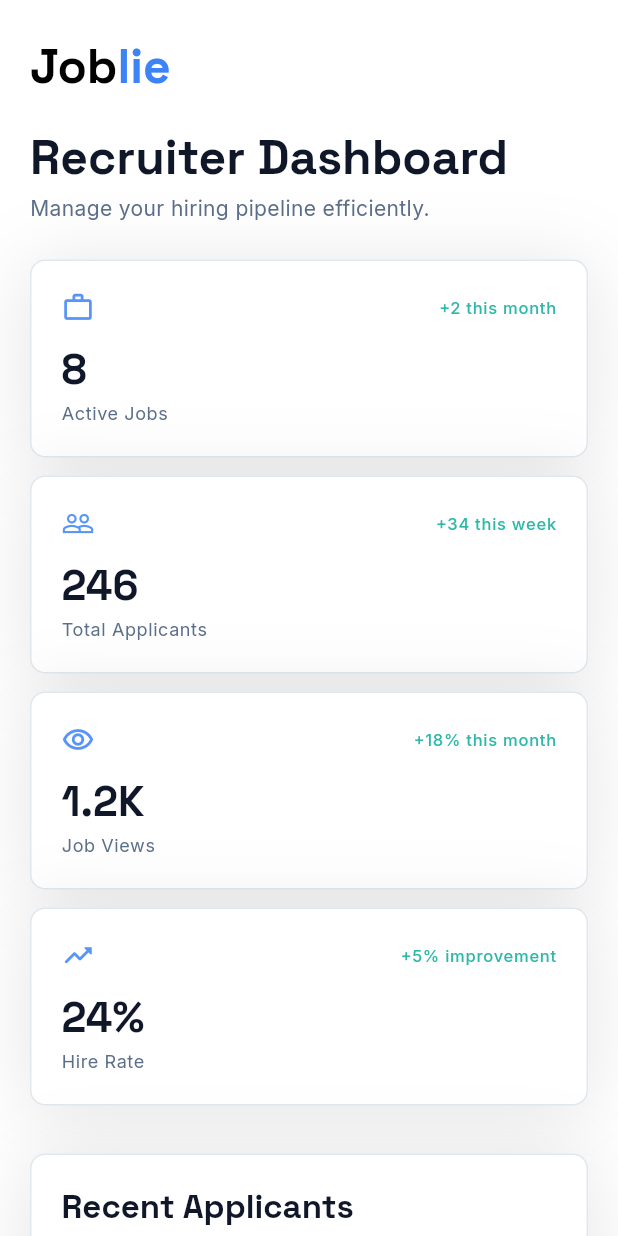
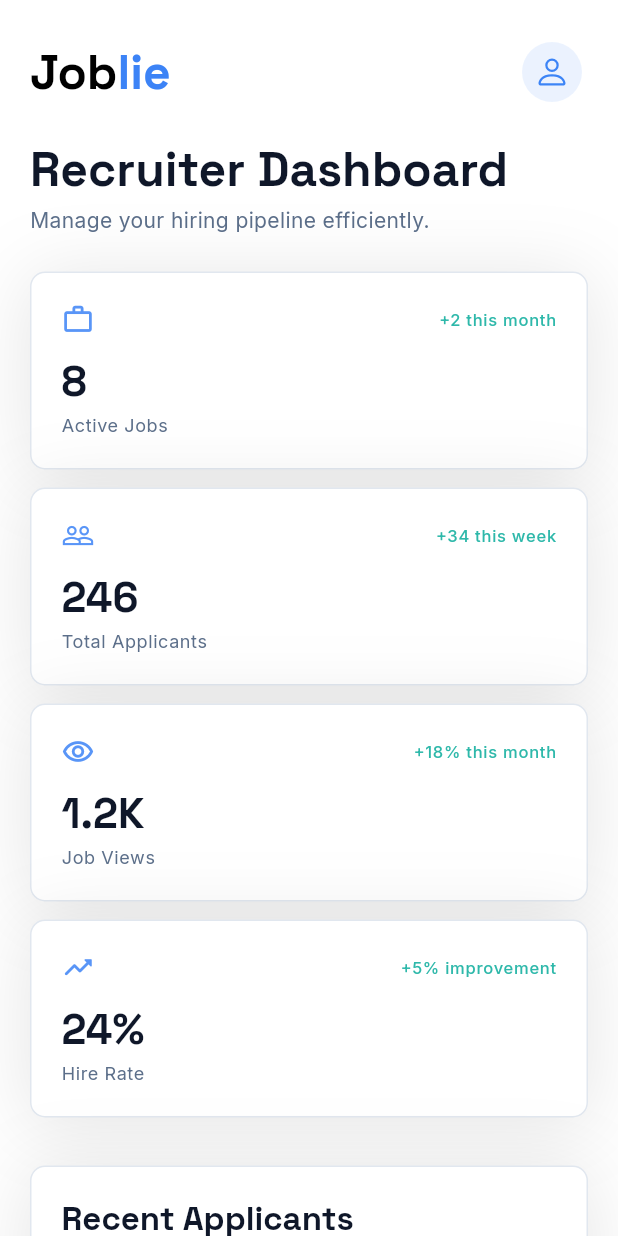
Before and after one commit to hashamdev-webix/jooblie-mobile-app, a Flutter app: the RecruiterDashboardView screen opened directly, on a phone screen of 412 x 824 dp. Run offline on Flutter 3.47's test engine with Material 3 defaults, Android fonts, the phone set to English and light mode, and no system bars; our stand-ins replace animate_do, google_fonts, icons_plus, supercharged.

Commit message:
Update header_appbar_widget.dart

```diff
--- a/lib/widgets/header_appbar_widget.dart
+++ b/lib/widgets/header_appbar_widget.dart
@@ -2,6 +2,7 @@ import 'dart:io';
 
 import 'package:animate_do/animate_do.dart';
 import 'package:flutter/material.dart';
+import 'package:icons_plus/icons_plus.dart';
 import 'package:jooblie_app/core/app_colors.dart';
 import 'package:jooblie_app/core/utils/routes_name.dart';
 
@@ -12,14 +13,18 @@ class HeaderAppBarWidget extends StatelessWidget {
   final String blueTitle;
   final bool showSetting;
   final bool showLeadingIcon;
+  final bool showProfileIcon;
+
   const HeaderAppBarWidget({
     super.key,
     required this.theme,
-    required this.isDark,  this.blackTitle="Job",  this.blueTitle="lie",  this.showSetting=true,
-    this.showLeadingIcon=false
+    required this.isDark,
+    this.blackTitle = "Job",
+    this.blueTitle = "lie",
+    this.showSetting = true,
+    this.showLeadingIcon = false,
+    this.showProfileIcon=false
   });
-
-
 
   @override
   Widget build(BuildContext context) {
@@ -28,21 +33,20 @@ class HeaderAppBarWidget extends StatelessWidget {
       child: FadeInDown(
         duration: const Duration(milliseconds: 500),
         child: Row(
-          mainAxisAlignment:showSetting ?  MainAxisAlignment.spaceBetween:MainAxisAlignment.start,
+          mainAxisAlignment: showSetting
+              ? MainAxisAlignment.spaceBetween
+              : MainAxisAlignment.start,
           children: [
-
             if (showLeadingIcon)
               IconButton(
-                onPressed: () =>Navigator.pop(context),
+                onPressed: () => Navigator.pop(context),
                 icon: Icon(
-                  Platform.isAndroid
-                      ? Icons.arrow_back
-                      : Icons.arrow_back_ios,
+                  Platform.isAndroid ? Icons.arrow_back : Icons.arrow_back_ios,
                 ),
               ),
-            RichText(
+            Expanded(
+              child: RichText(
                 text: TextSpan(
-
                   children: [
                     TextSpan(
                       text: blackTitle,
@@ -52,7 +56,7 @@ class HeaderAppBarWidget extends StatelessWidget {
                       ),
                     ),
                     TextSpan(
-                    text:blueTitle,
+                      text: blueTitle,
                       style: theme.textTheme.headlineLarge?.copyWith(
                         fontWeight: FontWeight.bold,
                         color: AppColors.lightPrimary,
@@ -61,10 +65,26 @@ class HeaderAppBarWidget extends StatelessWidget {
                   ],
                 ),
               ),
+            ),
 
-            showSetting ?   IconButton(onPressed: (){
+            showSetting
+                ? IconButton(
+                    onPressed: () {
                       Navigator.pushNamed(context, RoutesName.settings);
-            }, icon: Icon(Icons.settings_outlined)):SizedBox.shrink()
+                    },
+                    icon: Icon(Icons.settings_outlined),
+                  )
+                : SizedBox.shrink(),
+            if (showProfileIcon)
+            IconButton(
+              style: IconButton.styleFrom(
+                backgroundColor: AppColors.primaryColor.withValues(alpha: 0.1)
+              ),
+              onPressed: () {
+                Navigator.pushNamed(context, RoutesName.companyView);
+              },
+              icon: Icon(Bootstrap.person,color: AppColors.primaryColor),
+            )
 
           ],
         ),
```
Lines whose indentation alone changed are shown as unchanged.
